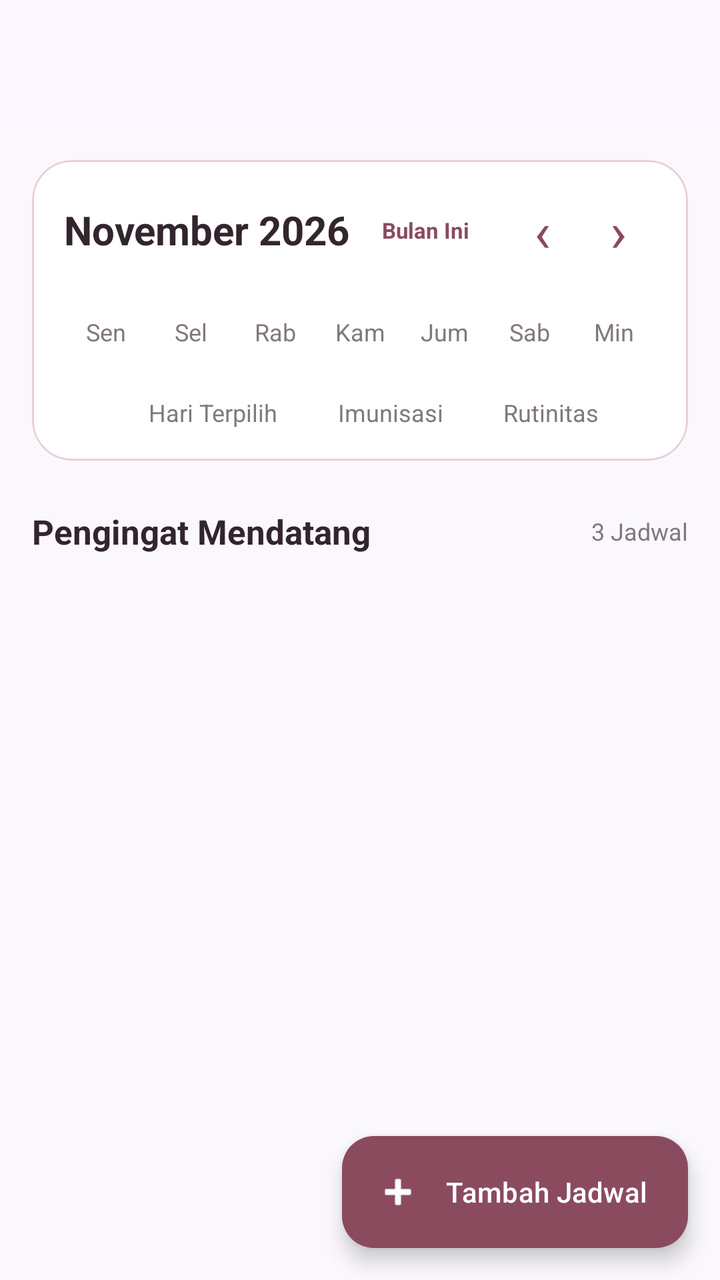
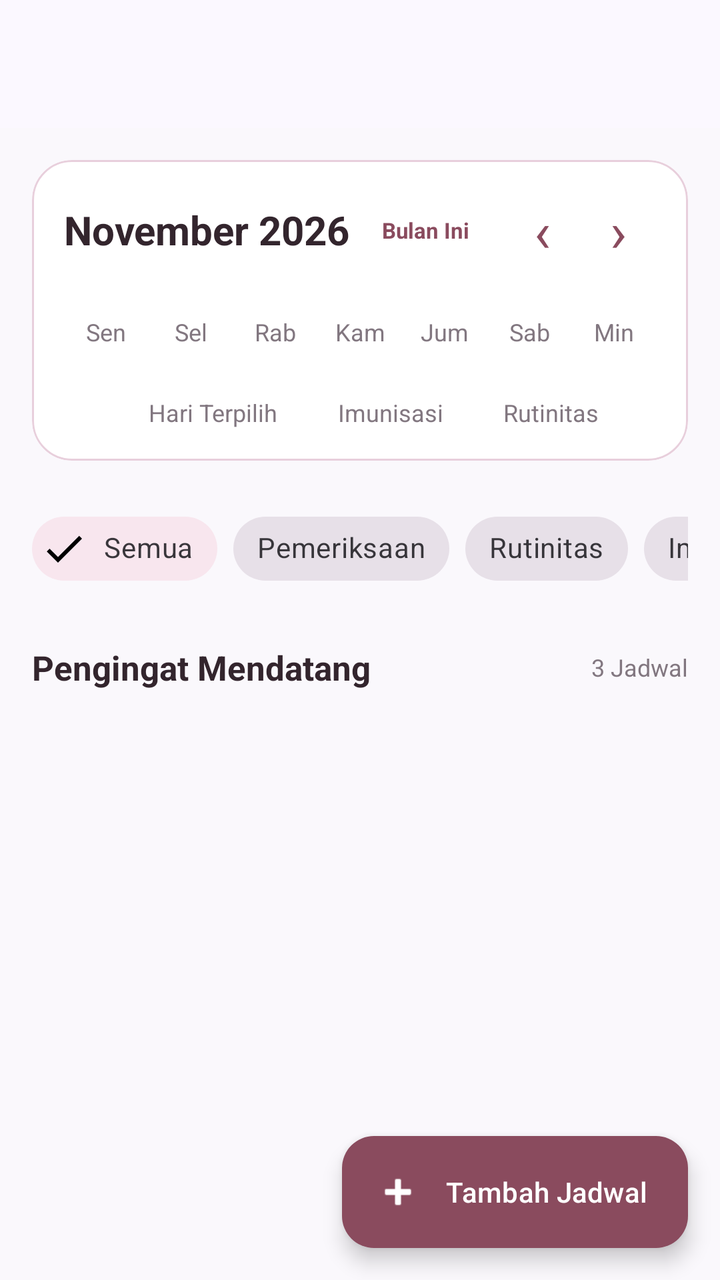

Screens rendered from an Android XML layout before and after an edit, with the pre-edit source and the edit as a unified diff.
<!-- AndroidManifest.xml: application theme Theme.Mutia -->
<!-- res/layout/fragment_jadwal.xml -->
<?xml version="1.0" encoding="utf-8"?>
<androidx.coordinatorlayout.widget.CoordinatorLayout
    xmlns:android="http://schemas.android.com/apk/res/android"
    xmlns:app="http://schemas.android.com/apk/res-auto"
    xmlns:tools="http://schemas.android.com/tools"
    android:layout_width="match_parent"
    android:layout_height="match_parent"
    android:background="#FAF8FC"
    tools:context=".Jadwal.JadwalFragment">

    
    <com.google.android.material.appbar.AppBarLayout
        android:layout_width="match_parent"
        android:layout_height="wrap_content"
        android:theme="@style/ThemeOverlay.MaterialComponents.Light"
        app:elevation="0dp">

        <androidx.appcompat.widget.Toolbar
            android:id="@+id/toolbar"
            android:layout_width="match_parent"
            android:layout_height="?attr/actionBarSize"
            android:background="#FBF8FF"
            app:layout_scrollFlags="scroll|enterAlways"
            app:subtitleTextColor="#8A4B5E"
            app:titleTextColor="#1B1B21" />

    </com.google.android.material.appbar.AppBarLayout>

    
    <androidx.core.widget.NestedScrollView
        android:layout_width="match_parent"
        android:layout_height="match_parent"
        android:clipToPadding="false"
        android:fillViewport="true"
        android:paddingBottom="90dp"
        app:layout_behavior="@string/appbar_scrolling_view_behavior">

        <LinearLayout
            android:layout_width="match_parent"
            android:layout_height="wrap_content"
            android:orientation="vertical"
            android:padding="16dp">

            
            <com.google.android.material.card.MaterialCardView
                android:layout_width="match_parent"
                android:layout_height="wrap_content"
                app:cardBackgroundColor="#FFFFFF"
                app:cardCornerRadius="20dp"
                app:cardElevation="0dp"
                app:strokeColor="#E8CFDC"
                app:strokeWidth="1dp">

                <LinearLayout
                    android:layout_width="match_parent"
                    android:layout_height="wrap_content"
                    android:orientation="vertical"
                    android:padding="16dp">

                    
                    <LinearLayout
                        android:layout_width="match_parent"
                        android:layout_height="wrap_content"
                        android:gravity="center_vertical"
                        android:orientation="horizontal">

                        <TextView
                            android:id="@+id/tvBulanTahun"
                            android:layout_width="wrap_content"
                            android:layout_height="wrap_content"
                            android:text="November 2026"
                            android:textColor="#33252D"
                            android:textSize="20sp"
                            android:textStyle="bold" />

                        <TextView
                            android:id="@+id/tvBulanIni"
                            android:layout_width="wrap_content"
                            android:layout_height="wrap_content"
                            android:layout_marginStart="8dp"
                            android:paddingHorizontal="8dp"
                            android:paddingVertical="2dp"
                            android:text="Bulan Ini"
                            android:textColor="#8A4B5E"
                            android:textSize="11sp"
                            android:textStyle="bold" />

                        <View
                            android:layout_width="0dp"
                            android:layout_height="0dp"
                            android:layout_weight="1" />

                        <TextView
                            android:id="@+id/btnBulanSebelumnya"
                            android:layout_width="38dp"
                            android:layout_height="38dp"
                            android:background="?attr/selectableItemBackgroundBorderless"
                            android:contentDescription="Bulan sebelumnya"
                            android:gravity="center"
                            android:text="‹"
                            android:textColor="#8A4B5E"
                            android:textSize="28sp" />

                        <TextView
                            android:id="@+id/btnBulanBerikutnya"
                            android:layout_width="38dp"
                            android:layout_height="38dp"
                            android:background="?attr/selectableItemBackgroundBorderless"
                            android:contentDescription="Bulan berikutnya"
                            android:gravity="center"
                            android:text="›"
                            android:textColor="#8A4B5E"
                            android:textSize="28sp" />

                    </LinearLayout>

                    
                    <GridLayout
                        android:layout_width="match_parent"
                        android:layout_height="40dp"
                        android:layout_marginTop="12dp"
                        android:columnCount="7">

                        <TextView
                            android:layout_width="0dp"
                            android:layout_height="match_parent"
                            android:layout_columnWeight="1"
                            android:gravity="center"
                            android:text="Sen"
                            android:textColor="#827780"
                            android:textSize="12sp" />

                        <TextView
                            android:layout_width="0dp"
                            android:layout_height="match_parent"
                            android:layout_columnWeight="1"
                            android:gravity="center"
                            android:text="Sel"
                            android:textColor="#827780"
                            android:textSize="12sp" />

                        <TextView
                            android:layout_width="0dp"
                            android:layout_height="match_parent"
                            android:layout_columnWeight="1"
                            android:gravity="center"
                            android:text="Rab"
                            android:textColor="#827780"
                            android:textSize="12sp" />

                        <TextView
                            android:layout_width="0dp"
                            android:layout_height="match_parent"
                            android:layout_columnWeight="1"
                            android:gravity="center"
                            android:text="Kam"
                            android:textColor="#827780"
                            android:textSize="12sp" />

                        <TextView
                            android:layout_width="0dp"
                            android:layout_height="match_parent"
                            android:layout_columnWeight="1"
                            android:gravity="center"
                            android:text="Jum"
                            android:textColor="#827780"
                            android:textSize="12sp" />

                        <TextView
                            android:layout_width="0dp"
                            android:layout_height="match_parent"
                            android:layout_columnWeight="1"
                            android:gravity="center"
                            android:text="Sab"
                            android:textColor="#827780"
                            android:textSize="12sp" />

                        <TextView
                            android:layout_width="0dp"
                            android:layout_height="match_parent"
                            android:layout_columnWeight="1"
                            android:gravity="center"
                            android:text="Min"
                            android:textColor="#827780"
                            android:textSize="12sp" />

                    </GridLayout>

                    
                    <GridLayout
                        android:id="@+id/gridKalender"
                        android:layout_width="match_parent"
                        android:layout_height="wrap_content"
                        android:alignmentMode="alignMargins"
                        android:columnCount="7"
                        android:rowCount="6"
                        android:useDefaultMargins="false" />

                    
                    <LinearLayout
                        android:layout_width="match_parent"
                        android:layout_height="wrap_content"
                        android:layout_marginTop="12dp"
                        android:gravity="center"
                        android:orientation="horizontal">

                        <View
                            android:id="@+id/dotLegend1"
                            android:layout_width="8dp"
                            android:layout_height="8dp" />

                        <TextView
                            android:layout_width="wrap_content"
                            android:layout_height="wrap_content"
                            android:layout_marginStart="6dp"
                            android:layout_marginEnd="16dp"
                            android:text="Hari Terpilih"
                            android:textColor="#827780"
                            android:textSize="12sp" />

                        <View
                            android:id="@+id/dotLegend2"
                            android:layout_width="8dp"
                            android:layout_height="8dp" />

                        <TextView
                            android:layout_width="wrap_content"
                            android:layout_height="wrap_content"
                            android:layout_marginStart="6dp"
                            android:layout_marginEnd="16dp"
                            android:text="Imunisasi"
                            android:textColor="#827780"
                            android:textSize="12sp" />

                        <View
                            android:id="@+id/dotLegend3"
                            android:layout_width="8dp"
                            android:layout_height="8dp" />

                        <TextView
                            android:layout_width="wrap_content"
                            android:layout_height="wrap_content"
                            android:layout_marginStart="6dp"
                            android:text="Rutinitas"
                            android:textColor="#827780"
                            android:textSize="12sp" />

                    </LinearLayout>

                </LinearLayout>

            </com.google.android.material.card.MaterialCardView>

            
            <LinearLayout
                android:layout_width="match_parent"
                android:layout_height="wrap_content"
                android:layout_marginTop="24dp"
                android:gravity="center_vertical"
                android:orientation="horizontal">

                <TextView
                    android:layout_width="0dp"
                    android:layout_height="wrap_content"
                    android:layout_weight="1"
                    android:text="Pengingat Mendatang"
                    android:textColor="#33252D"
                    android:textSize="17sp"
                    android:textStyle="bold" />

                <TextView
                    android:id="@+id/tvJumlahPengingat"
                    android:layout_width="wrap_content"
                    android:layout_height="wrap_content"
                    android:text="3 Jadwal"
                    android:textColor="#827780"
                    android:textSize="12sp" />

            </LinearLayout>

            
            <ListView
                android:id="@+id/listViewJadwal"
                android:layout_width="match_parent"
                android:layout_height="wrap_content"
                android:layout_marginTop="12dp"
                android:divider="@android:color/transparent"
                android:dividerHeight="10dp"
                android:nestedScrollingEnabled="false"
                android:overScrollMode="never"
                android:scrollbars="none"
                tools:listitem="@layout/item_jadwal" />

            <TextView
                android:id="@+id/tvJadwalKosong"
                android:layout_width="match_parent"
                android:layout_height="wrap_content"
                android:gravity="center"
                android:padding="24dp"
                android:text="Belum ada pengingat mendatang."
                android:textColor="#827780"
                android:textSize="13sp"
                android:visibility="gone" />

        </LinearLayout>

    </androidx.core.widget.NestedScrollView>

    
    <com.google.android.material.floatingactionbutton.ExtendedFloatingActionButton
        android:id="@+id/btnTambahJadwal"
        android:layout_width="wrap_content"
        android:layout_height="wrap_content"
        android:layout_gravity="bottom|end"
        android:layout_margin="16dp"
        android:contentDescription="Tambah jadwal"
        android:text="Tambah Jadwal"
        android:textColor="#FFFFFF"
        app:backgroundTint="#8A4B5E"
        app:icon="@android:drawable/ic_input_add"
        app:iconTint="#FFFFFF" />

</androidx.coordinatorlayout.widget.CoordinatorLayout>
<!-- res/layout/item_jadwal.xml (included above) -->
<?xml version="1.0" encoding="utf-8"?>
<com.google.android.material.card.MaterialCardView
    xmlns:android="http://schemas.android.com/apk/res/android"
    xmlns:app="http://schemas.android.com/apk/res-auto"
    android:layout_width="match_parent"
    android:layout_height="wrap_content"
    app:cardBackgroundColor="#FFFFFF"
    app:cardCornerRadius="18dp"
    app:cardElevation="0dp"
    app:strokeColor="#E8CFDC"
    app:strokeWidth="1dp">

    <androidx.constraintlayout.widget.ConstraintLayout
        android:layout_width="match_parent"
        android:layout_height="wrap_content"
        android:padding="16dp">

        <ImageView
            android:id="@+id/iconImg"
            android:layout_width="52dp"
            android:layout_height="52dp"
            android:contentDescription="Ikon jadwal"
            android:padding="13dp"
            app:layout_constraintStart_toStartOf="parent"
            app:layout_constraintTop_toTopOf="parent" />

        <TextView
            android:id="@+id/textTitle"
            android:layout_width="0dp"
            android:layout_height="wrap_content"
            android:layout_marginStart="14dp"
            android:layout_marginEnd="8dp"
            android:text="Judul Jadwal"
            android:textColor="#33252D"
            android:textSize="16sp"
            android:textStyle="bold"
            app:layout_constraintEnd_toStartOf="@+id/textArrow"
            app:layout_constraintStart_toEndOf="@+id/iconImg"
            app:layout_constraintTop_toTopOf="parent" />

        <TextView
            android:id="@+id/textWaktu"
            android:layout_width="0dp"
            android:layout_height="wrap_content"
            android:layout_marginStart="14dp"
            android:layout_marginTop="4dp"
            android:layout_marginEnd="8dp"
            android:text="10 November 2026 • 09.00 WIB"
            android:textColor="#827780"
            android:textSize="12sp"
            app:layout_constraintEnd_toStartOf="@+id/textArrow"
            app:layout_constraintStart_toEndOf="@+id/iconImg"
            app:layout_constraintTop_toBottomOf="@+id/textTitle" />

        <TextView
            android:id="@+id/textStatus"
            android:layout_width="wrap_content"
            android:layout_height="wrap_content"
            android:layout_marginStart="14dp"
            android:layout_marginTop="8dp"
            android:paddingHorizontal="10dp"
            android:paddingVertical="3dp"
            android:text="Terjadwal"
            android:textSize="11sp"
            android:textStyle="bold"
            app:layout_constraintStart_toEndOf="@+id/iconImg"
            app:layout_constraintTop_toBottomOf="@+id/textWaktu" />

        <TextView
            android:id="@+id/textArrow"
            android:layout_width="wrap_content"
            android:layout_height="wrap_content"
            android:text="›"
            android:textColor="#B9A5B0"
            android:textSize="26sp"
            app:layout_constraintBottom_toBottomOf="parent"
            app:layout_constraintEnd_toEndOf="parent"
            app:layout_constraintTop_toTopOf="parent" />

    </androidx.constraintlayout.widget.ConstraintLayout>

</com.google.android.material.card.MaterialCardView>
<!-- resources referenced by this layout -->
<resources>
  <style name="Theme.Mutia" parent="Base.Theme.Mutia" />
  <style name="Base.Theme.Mutia" parent="Theme.Material3.DayNight.NoActionBar">
          
          
      </style>
</resources>

<!-- the commit's change to res/layout/fragment_jadwal.xml (unified diff, before → after) -->
@@ -250,6 +250,54 @@
                 </LinearLayout>
 
             </com.google.android.material.card.MaterialCardView>
+
+            
+            <HorizontalScrollView
+                android:layout_width="match_parent"
+                android:layout_height="wrap_content"
+                android:layout_marginTop="20dp"
+                android:scrollbars="none">
+
+                <com.google.android.material.chip.ChipGroup
+                    android:id="@+id/chipGroupFilter"
+                    android:layout_width="wrap_content"
+                    android:layout_height="wrap_content"
+                    app:singleSelection="true"
+                    app:selectionRequired="true">
+
+                    <com.google.android.material.chip.Chip
+                        android:id="@+id/chipSemua"
+                        style="@style/Widget.MaterialComponents.Chip.Filter"
+                        android:layout_width="wrap_content"
+                        android:layout_height="wrap_content"
+                        android:checked="true"
+                        android:text="Semua"
+                        app:chipBackgroundColor="#F8E6EE"
+                        app:chipStrokeColor="#8A4B5E" />
+
+                    <com.google.android.material.chip.Chip
+                        android:id="@+id/chipPemeriksaan"
+                        style="@style/Widget.MaterialComponents.Chip.Filter"
+                        android:layout_width="wrap_content"
+                        android:layout_height="wrap_content"
+                        android:text="Pemeriksaan" />
+
+                    <com.google.android.material.chip.Chip
+                        android:id="@+id/chipRutinitas"
+                        style="@style/Widget.MaterialComponents.Chip.Filter"
+                        android:layout_width="wrap_content"
+                        android:layout_height="wrap_content"
+                        android:text="Rutinitas" />
+
+                    <com.google.android.material.chip.Chip
+                        android:id="@+id/chipImunisasi"
+                        style="@style/Widget.MaterialComponents.Chip.Filter"
+                        android:layout_width="wrap_content"
+                        android:layout_height="wrap_content"
+                        android:text="Imunisasi" />
+
+                </com.google.android.material.chip.ChipGroup>
+            </HorizontalScrollView>
 
             
             <LinearLayout
